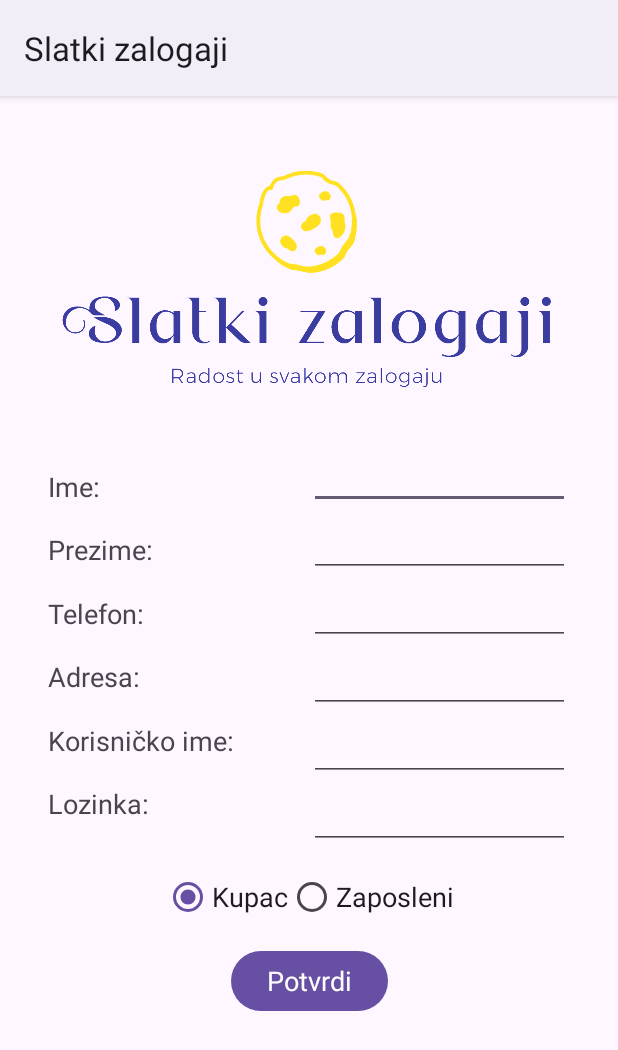
After one commit to jovan-vukic/confectionery-shop, an Android app: the RegisterActivity screen opened directly, with no data from a screen before it, on a phone screen of 412 x 824 dp. The commit adds this screen. Shown: the top 1050 px of the screen. Run offline under Robolectric (Android 15) with nearby library versions, the phone set to English and light mode, and no system bars.

Commit message:
Add Register activity

```diff
--- a/app/src/main/AndroidManifest.xml
+++ b/app/src/main/AndroidManifest.xml
@@ -12,6 +12,9 @@
             android:supportsRtl="true"
             android:theme="@style/Theme.Pkimobile"
             tools:targetApi="31">
+        <activity
+                android:name=".RegisterActivity"
+                android:exported="false"/>
         <activity
                 android:name=".UserDetailsActivity"
                 android:exported="false"/>
--- a/app/src/main/java/com/example/pki_mobile/LoginActivity.java
+++ b/app/src/main/java/com/example/pki_mobile/LoginActivity.java
@@ -3,6 +3,7 @@ package com.example.pki_mobile;
 import android.content.Intent;
 import android.os.Bundle;
 import android.view.MenuItem;
+import android.view.View;
 import android.widget.Button;
 import android.widget.EditText;
 import android.widget.Toast;
@@ -56,4 +57,10 @@ public class LoginActivity extends AppCompatActivity {
         }
         return super.onOptionsItemSelected(item);
     }
+
+    public void onSignInClick(View view) {
+        Intent intent = new Intent(this, RegisterActivity.class);
+        startActivity(intent);
+        finish();
+    }
 }
--- /dev/null
+++ b/app/src/main/java/com/example/pki_mobile/RegisterActivity.java
@@ -0,0 +1,46 @@
+package com.example.pki_mobile;
+
+import android.widget.Button;
+import android.widget.EditText;
+import android.widget.RadioButton;
+import android.widget.Toast;
+import androidx.appcompat.app.AppCompatActivity;
+import android.os.Bundle;
+import com.example.pki_mobile.utility.User;
+
+public class RegisterActivity extends AppCompatActivity {
+
+    @Override
+    protected void onCreate(Bundle savedInstanceState) {
+        super.onCreate(savedInstanceState);
+        setContentView(R.layout.activity_register);
+
+        // Get references to the views
+        EditText name = findViewById(R.id.name_register_activity);
+        EditText lastName = findViewById(R.id.last_name_register_activity);
+        EditText phone = findViewById(R.id.phone_register_activity);
+        EditText address = findViewById(R.id.address_register_activity);
+        EditText username = findViewById(R.id.username_register_activity);
+        EditText password = findViewById(R.id.password_register_activity);
+        boolean isBuyer = ((RadioButton) findViewById(R.id.radio_buyer_register_activity)).isChecked();
+        Button confirmButton = findViewById(R.id.confirm_btn_register_activity);
+
+        // Confirm button click listener
+        confirmButton.setOnClickListener(v -> {
+            // Create a new user
+            User.users.add(new User(
+                    name.getText().toString(),
+                    lastName.getText().toString(),
+                    phone.getText().toString(),
+                    address.getText().toString(),
+                    isBuyer ? "kupac" : "zaposleni",
+                    username.getText().toString(),
+                    password.getText().toString()
+            ));
+
+            // Show a toast
+            Toast.makeText(this, "User registered successfully!", Toast.LENGTH_SHORT).show();
+            finish();
+        });
+    }
+}
--- a/app/src/main/java/com/example/pki_mobile/UserDetailsActivity.java
+++ b/app/src/main/java/com/example/pki_mobile/UserDetailsActivity.java
@@ -25,6 +25,7 @@ public class UserDetailsActivity extends AppCompatActivity {
         Button confirmButton = findViewById(R.id.confirm_btn_user_details_activity);
         Button changePasswordButton = findViewById(R.id.change_password_btn_user_details_activity);
 
+        // Set the values of the views if the user is logged in
         if (User.currentUser != null) {
             // Set the values of the views
             name.setText(User.currentUser.getName());
--- a/app/src/main/res/layout/activity_login.xml
+++ b/app/src/main/res/layout/activity_login.xml
@@ -54,4 +54,17 @@
             app:layout_constraintEnd_toEndOf="@+id/password_login_activity"
             app:layout_constraintStart_toStartOf="@+id/password_login_activity"
             app:layout_constraintTop_toBottomOf="@+id/password_login_activity"/>
+
+    <TextView
+            android:id="@+id/sign_in_text_login_activity"
+            android:layout_width="wrap_content"
+            android:layout_height="wrap_content"
+            android:text="@string/sign_in_text"
+            android:textAlignment="center"
+            android:layout_marginTop="16dp"
+            android:onClick="onSignInClick"
+            android:textAppearance="@style/TextAppearance.AppCompat.Medium"
+            app:layout_constraintStart_toStartOf="parent"
+            app:layout_constraintEnd_toEndOf="parent"
+            app:layout_constraintTop_toBottomOf="@id/login_button_login_activity"/>
 </androidx.constraintlayout.widget.ConstraintLayout>
--- /dev/null
+++ b/app/src/main/res/layout/activity_register.xml
@@ -0,0 +1,195 @@
+<?xml version="1.0" encoding="utf-8"?>
+<androidx.constraintlayout.widget.ConstraintLayout
+        xmlns:android="http://schemas.android.com/apk/res/android"
+        xmlns:tools="http://schemas.android.com/tools"
+        xmlns:app="http://schemas.android.com/apk/res-auto"
+        android:layout_width="match_parent"
+        android:layout_height="match_parent"
+        tools:context=".RegisterActivity">
+    <ImageView
+            android:id="@+id/logo_register_activity"
+            android:layout_width="0dp"
+            android:layout_height="150dp"
+            android:layout_marginStart="16dp"
+            android:layout_marginTop="48dp"
+            android:layout_marginEnd="16dp"
+            android:layout_marginBottom="32dp"
+            android:scaleType="fitCenter"
+            app:layout_constraintEnd_toEndOf="parent"
+            app:layout_constraintStart_toStartOf="parent"
+            app:layout_constraintTop_toTopOf="parent"
+            app:srcCompat="@drawable/logo_t"/>
+
+    <androidx.constraintlayout.widget.ConstraintLayout
+            android:id="@+id/register_layout"
+            android:layout_width="0dp"
+            android:layout_height="wrap_content"
+            android:layout_margin="32dp"
+            app:layout_constraintStart_toStartOf="parent"
+            app:layout_constraintEnd_toEndOf="parent"
+            app:layout_constraintTop_toBottomOf="@id/logo_register_activity">
+        <TextView
+                android:id="@+id/name_label_register_activity"
+                android:layout_width="0dp"
+                android:layout_height="wrap_content"
+                android:text="@string/first_name_label"
+                android:textAlignment="textStart"
+                android:textAppearance="@style/TextAppearance.AppCompat.Medium"
+                app:layout_constraintStart_toStartOf="@id/register_layout"
+                app:layout_constraintEnd_toStartOf="@id/name_register_activity"
+                app:layout_constraintTop_toTopOf="@id/register_layout"
+                app:layout_constraintBottom_toTopOf="@id/last_name_label_register_activity"/>
+
+        <EditText
+                android:id="@+id/name_register_activity"
+                android:layout_width="0dp"
+                android:layout_height="wrap_content"
+                app:layout_constraintStart_toEndOf="@id/name_label_register_activity"
+                app:layout_constraintEnd_toEndOf="@id/register_layout"
+                app:layout_constraintTop_toTopOf="@id/register_layout"/>
+
+        <TextView
+                android:id="@+id/last_name_label_register_activity"
+                android:layout_width="0dp"
+                android:layout_height="wrap_content"
+                android:text="@string/last_name_label"
+                android:textAlignment="textStart"
+                android:textAppearance="@style/TextAppearance.AppCompat.Medium"
+                app:layout_constraintStart_toStartOf="@id/register_layout"
+                app:layout_constraintEnd_toStartOf="@id/last_name_register_activity"
+                app:layout_constraintTop_toBottomOf="@id/name_label_register_activity"
+                app:layout_constraintBottom_toTopOf="@id/phone_label_register_activity"/>
+
+        <EditText
+                android:id="@+id/last_name_register_activity"
+                android:layout_width="0dp"
+                android:layout_height="wrap_content"
+                app:layout_constraintStart_toEndOf="@id/last_name_label_register_activity"
+                app:layout_constraintEnd_toEndOf="@id/register_layout"
+                app:layout_constraintTop_toBottomOf="@id/name_register_activity"/>
+
+        <TextView
+                android:id="@+id/phone_label_register_activity"
+                android:layout_width="0dp"
+                android:layout_height="match_parent"
+                android:text="@string/phone_label"
+                android:textAlignment="textStart"
+                android:textAppearance="@style/TextAppearance.AppCompat.Medium"
+                app:layout_constraintStart_toStartOf="@id/register_layout"
+                app:layout_constraintEnd_toStartOf="@id/phone_register_activity"
+                app:layout_constraintTop_toBottomOf="@id/last_name_label_register_activity"
+                app:layout_constraintBottom_toTopOf="@id/address_label_register_activity"/>
+
+        <EditText
+                android:id="@+id/phone_register_activity"
+                android:layout_width="0dp"
+                android:layout_height="wrap_content"
+                app:layout_constraintStart_toEndOf="@id/phone_label_register_activity"
+                app:layout_constraintEnd_toEndOf="@id/register_layout"
+                app:layout_constraintTop_toBottomOf="@id/last_name_register_activity"/>
+
+        <TextView
+                android:id="@+id/address_label_register_activity"
+                android:layout_width="0dp"
+                android:layout_height="wrap_content"
+                android:text="@string/address_label"
+                android:textAlignment="textStart"
+                android:textAppearance="@style/TextAppearance.AppCompat.Medium"
+                app:layout_constraintStart_toStartOf="@id/register_layout"
+                app:layout_constraintEnd_toStartOf="@id/address_register_activity"
+                app:layout_constraintTop_toBottomOf="@id/phone_label_register_activity"
+                app:layout_constraintBottom_toTopOf="@id/username_label_register_activity"/>
+
+        <EditText
+                android:id="@+id/address_register_activity"
+                android:layout_width="0dp"
+                android:layout_height="wrap_content"
+                app:layout_constraintStart_toEndOf="@id/address_label_register_activity"
+                app:layout_constraintEnd_toEndOf="@id/register_layout"
+                app:layout_constraintTop_toBottomOf="@id/phone_register_activity"/>
+
+        <TextView
+                android:id="@+id/username_label_register_activity"
+                android:layout_width="0dp"
+                android:layout_height="wrap_content"
+                android:text="@string/username_label"
+                android:textAlignment="textStart"
+                android:textAppearance="@style/TextAppearance.AppCompat.Medium"
+                app:layout_constraintStart_toStartOf="@id/register_layout"
+                app:layout_constraintEnd_toStartOf="@id/username_register_activity"
+                app:layout_constraintTop_toBottomOf="@id/address_label_register_activity"
+                app:layout_constraintBottom_toTopOf="@id/password_label_register_activity"/>
+
+        <EditText
+                android:id="@+id/username_register_activity"
+                android:layout_width="0dp"
+                android:layout_height="wrap_content"
+                app:layout_constraintStart_toEndOf="@id/username_label_register_activity"
+                app:layout_constraintEnd_toEndOf="@id/register_layout"
+                app:layout_constraintTop_toBottomOf="@id/address_register_activity"/>
+
+        <TextView
+                android:id="@+id/password_label_register_activity"
+                android:layout_width="0dp"
+                android:layout_height="wrap_content"
+                android:text="@string/password_label"
+                android:textAlignment="textStart"
+                android:textAppearance="@style/TextAppearance.AppCompat.Medium"
+                app:layout_constraintStart_toStartOf="@id/register_layout"
+                app:layout_constraintEnd_toStartOf="@id/password_register_activity"
+                app:layout_constraintTop_toBottomOf="@id/username_label_register_activity"
+                app:layout_constraintBottom_toBottomOf="@id/register_layout"/>
+
+        <EditText
+                android:id="@+id/password_register_activity"
+                android:layout_width="0dp"
+                android:layout_height="wrap_content"
+                android:inputType="textPassword"
+                app:layout_constraintStart_toEndOf="@id/password_label_register_activity"
+                app:layout_constraintEnd_toEndOf="@id/register_layout"
+                app:layout_constraintTop_toBottomOf="@id/username_register_activity"
+                app:layout_constraintBottom_toBottomOf="@id/register_layout"/>
+    </androidx.constraintlayout.widget.ConstraintLayout>
+
+    <RadioGroup
+            android:id="@+id/radio_group_register_activity"
+            android:layout_width="wrap_content"
+            android:layout_height="wrap_content"
+            android:layout_margin="8dp"
+            app:layout_constraintStart_toStartOf="parent"
+            app:layout_constraintEnd_toEndOf="parent"
+            app:layout_constraintTop_toBottomOf="@id/register_layout"
+            android:orientation="horizontal">
+        <RadioButton
+                android:id="@+id/radio_buyer_register_activity"
+                android:layout_width="wrap_content"
+                android:layout_height="wrap_content"
+                android:text="@string/buyer_text"
+                android:textAppearance="@style/TextAppearance.AppCompat.Medium"
+                android:checked="true"
+                app:layout_constraintStart_toStartOf="@id/radio_group_register_activity"
+                app:layout_constraintEnd_toEndOf="@id/radio_group_register_activity"
+                app:layout_constraintTop_toTopOf="@id/radio_group_register_activity"/>
+        <RadioButton
+                android:id="@+id/radio_employee_register_activity"
+                android:layout_width="wrap_content"
+                android:layout_height="wrap_content"
+                android:text="@string/employee_text"
+                android:textAppearance="@style/TextAppearance.AppCompat.Medium"
+                app:layout_constraintStart_toEndOf="@id/radio_buyer_register_activity"
+                app:layout_constraintEnd_toEndOf="@id/radio_group_register_activity"
+                app:layout_constraintTop_toTopOf="@id/radio_group_register_activity"/>
+    </RadioGroup>
+
+    <Button
+            android:id="@+id/confirm_btn_register_activity"
+            android:layout_width="wrap_content"
+            android:layout_height="wrap_content"
+            android:layout_margin="8dp"
+            android:text="@string/confirm"
+            android:textAppearance="@style/TextAppearance.AppCompat.Medium"
+            app:layout_constraintStart_toStartOf="parent"
+            app:layout_constraintEnd_toEndOf="parent"
+            app:layout_constraintTop_toBottomOf="@id/radio_group_register_activity"/>
+
+</androidx.constraintlayout.widget.ConstraintLayout>
--- a/app/src/main/res/layout/activity_user_details.xml
+++ b/app/src/main/res/layout/activity_user_details.xml
@@ -21,8 +21,8 @@
                 android:text="@string/first_name_label"
                 android:textAlignment="textStart"
                 android:textAppearance="@style/TextAppearance.AppCompat.Medium"
+                app:layout_constraintStart_toStartOf="@id/user_details_layout"
                 app:layout_constraintEnd_toStartOf="@id/name_user_details_activity"
-                app:layout_constraintStart_toStartOf="@id/user_details_layout"
                 app:layout_constraintTop_toTopOf="@id/user_details_layout"
                 app:layout_constraintBottom_toTopOf="@id/last_name_label_user_details_activity"/>
 
@@ -41,8 +41,8 @@
                 android:text="@string/last_name_label"
                 android:textAlignment="textStart"
                 android:textAppearance="@style/TextAppearance.AppCompat.Medium"
+                app:layout_constraintStart_toStartOf="@id/user_details_layout"
                 app:layout_constraintEnd_toStartOf="@id/last_name_user_details_activity"
-                app:layout_constraintStart_toStartOf="@id/user_details_layout"
                 app:layout_constraintTop_toBottomOf="@id/name_label_user_details_activity"
                 app:layout_constraintBottom_toTopOf="@id/phone_label_user_details_activity"/>
 
@@ -81,8 +81,8 @@
                 android:text="@string/address_label"
                 android:textAlignment="textStart"
                 android:textAppearance="@style/TextAppearance.AppCompat.Medium"
+                app:layout_constraintStart_toStartOf="@id/user_details_layout"
                 app:layout_constraintEnd_toStartOf="@id/address_user_details_activity"
-                app:layout_constraintStart_toStartOf="@id/user_details_layout"
                 app:layout_constraintTop_toBottomOf="@id/phone_label_user_details_activity"
                 app:layout_constraintBottom_toBottomOf="@id/user_details_layout"/>
 
@@ -90,10 +90,10 @@
                 android:id="@+id/address_user_details_activity"
                 android:layout_width="0dp"
                 android:layout_height="wrap_content"
-                app:layout_constraintBottom_toBottomOf="@id/user_details_layout"
                 app:layout_constraintEnd_toEndOf="@id/user_details_layout"
                 app:layout_constraintStart_toEndOf="@id/address_label_user_details_activity"
-                app:layout_constraintTop_toBottomOf="@id/phone_user_details_activity"/>
+                app:layout_constraintTop_toBottomOf="@id/phone_user_details_activity"
+                app:layout_constraintBottom_toBottomOf="@id/user_details_layout"/>
     </androidx.constraintlayout.widget.ConstraintLayout>
 
     <Button
@@ -136,10 +136,10 @@
                 android:text="@string/password_label"
                 android:textAlignment="textStart"
                 android:textAppearance="@style/TextAppearance.AppCompat.Medium"
-                app:layout_constraintBottom_toTopOf="@id/new_password_label_user_details_activity"
+                app:layout_constraintStart_toStartOf="@id/password_change_layout"
                 app:layout_constraintEnd_toStartOf="@id/password_user_details_activity"
-                app:layout_constraintStart_toStartOf="@id/password_change_layout"
-                app:layout_constraintTop_toTopOf="@id/password_change_layout"/>
+                app:layout_constraintTop_toTopOf="@id/password_change_layout"
+                app:layout_constraintBottom_toTopOf="@id/new_password_label_user_details_activity"/>
 
         <EditText
                 android:id="@+id/password_user_details_activity"
@@ -180,8 +180,8 @@
                 android:text="@string/repeat_password_label"
                 android:textAlignment="textStart"
                 android:textAppearance="@style/TextAppearance.AppCompat.Medium"
+                app:layout_constraintStart_toStartOf="@id/password_change_layout"
                 app:layout_constraintEnd_toStartOf="@id/repeated_password_user_details_activity"
-                app:layout_constraintStart_toStartOf="@id/password_change_layout"
                 app:layout_constraintTop_toBottomOf="@id/new_password_label_user_details_activity"
                 app:layout_constraintBottom_toBottomOf="@id/password_change_layout"/>
 
@@ -206,7 +206,7 @@
             android:layout_marginEnd="16dp"
             android:text="@string/change_password"
             android:textAppearance="@style/TextAppearance.AppCompat.Medium"
+            app:layout_constraintStart_toStartOf="parent"
             app:layout_constraintEnd_toEndOf="parent"
-            app:layout_constraintStart_toStartOf="parent"
             app:layout_constraintTop_toBottomOf="@id/password_change_layout"/>
 </androidx.constraintlayout.widget.ConstraintLayout>
--- a/app/src/main/res/values/strings.xml
+++ b/app/src/main/res/values/strings.xml
@@ -47,4 +47,8 @@
     <string name="password_changed">Lozinka uspešno promenjena</string>
     <string name="user_not_found">Korisnik nije ulogovan</string>
     <string name="password_not_changed">Neispravna lozinka</string>
+    <string name="username_label">Korisničko ime:</string>
+    <string name="buyer_text">Kupac</string>
+    <string name="employee_text">Zaposleni</string>
+    <string name="sign_in_text">Nemate nalog? Kreirajte nalog.</string>
 </resources>
```
